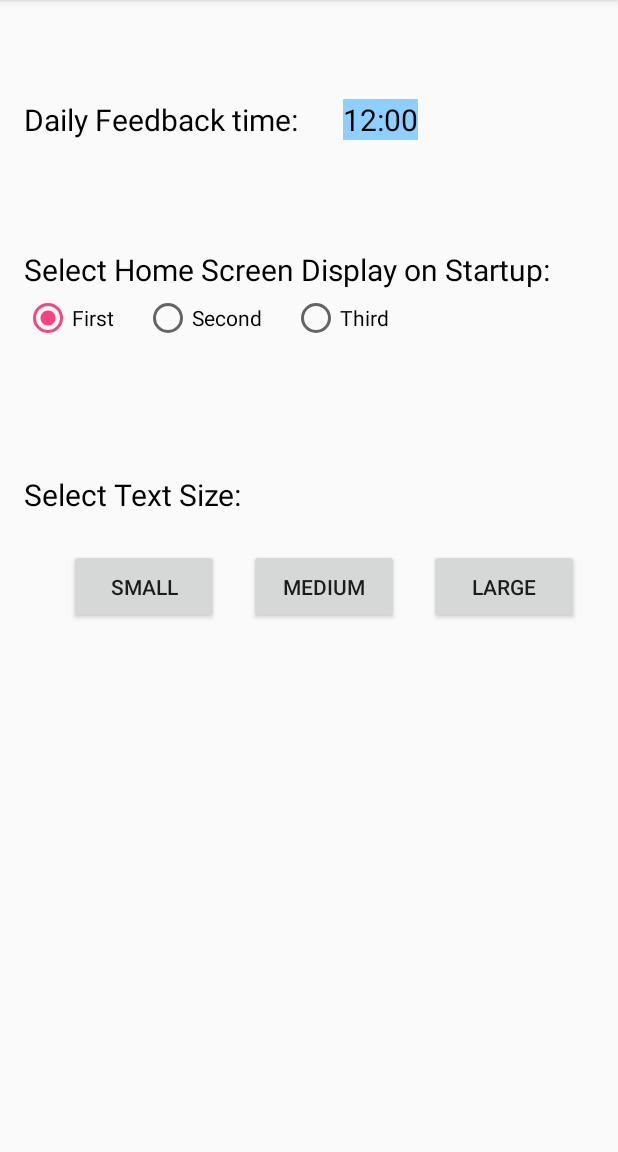
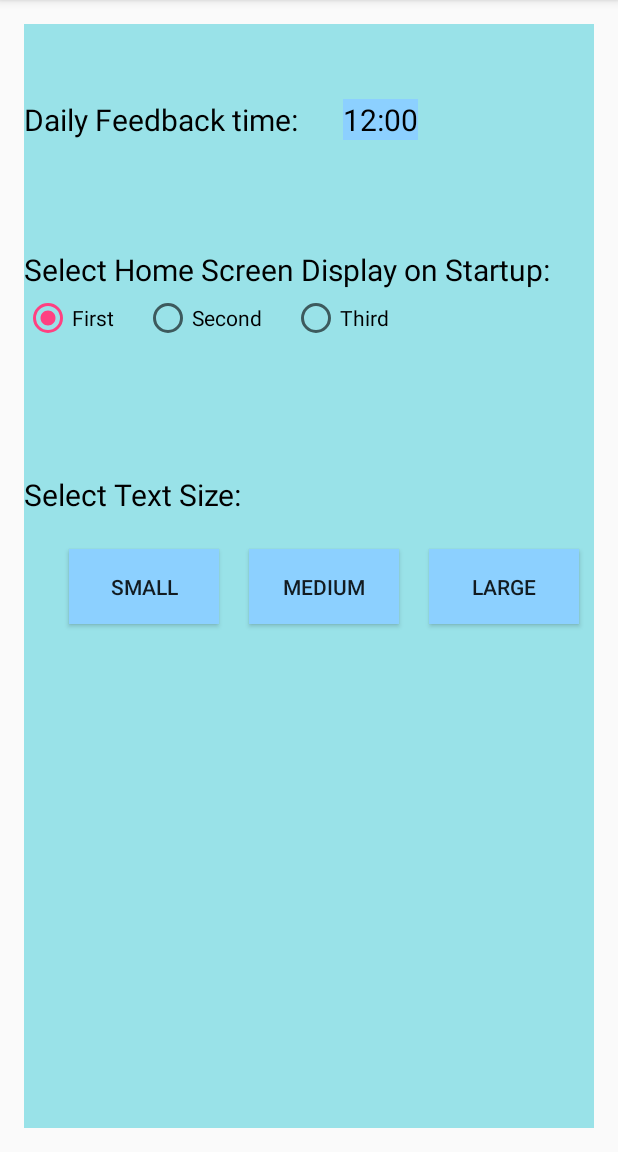
Before and after one commit to garryd635/CrushingItApp, an Android app: the screen it shows after launch (MainActivity), in the options menu, after a tap on "Settings", on a phone screen of 412 x 824 dp, the part 84-1236 px from its top. Run offline under Robolectric (Android 15) with nearby library versions, the phone set to English and light mode, and no system bars.

Commit message:
Settings layout complete, added color for "Delete" button in edit screen

```diff
--- a/app/src/main/res/layout/settings.xml
+++ b/app/src/main/res/layout/settings.xml
@@ -1,6 +1,7 @@
 <?xml version="1.0" encoding="utf-8"?>
 <RelativeLayout xmlns:android="http://schemas.android.com/apk/res/android"
-    android:layout_width="match_parent" android:layout_height="match_parent">
+    android:layout_width="match_parent" android:layout_height="match_parent"
+    android:background="@color/colorLightBlue">
 
     <TextView
         android:text="Daily Feedback time:"
@@ -83,6 +84,7 @@
         android:layout_width="100dp"
         android:layout_height="50dp"
         android:id="@+id/buttonSmall"
+        android:background="@color/colorBlue"
         android:layout_marginLeft="30dp"
         android:layout_marginTop="350dp"/>
 
@@ -91,6 +93,7 @@
         android:layout_width="100dp"
         android:layout_height="50dp"
         android:id="@+id/buttonMedium"
+        android:background="@color/colorBlue"
         android:layout_marginLeft="150dp"
         android:layout_marginTop="350dp"/>
 
@@ -99,6 +102,7 @@
         android:layout_width="100dp"
         android:layout_height="50dp"
         android:id="@+id/buttonLarge"
+        android:background="@color/colorBlue"
         android:layout_marginLeft="270dp"
         android:layout_marginTop="350dp"/>
 </RelativeLayout>
--- a/app/src/main/res/layout/task_edit.xml
+++ b/app/src/main/res/layout/task_edit.xml
@@ -307,6 +307,7 @@
         android:layout_width="wrap_content"
         android:layout_height="wrap_content"
         android:layout_alignTop="@+id/cancelButton"
+        android:background="@color/colorBlue"
         android:layout_centerHorizontal="true"
         android:id="@+id/deleteTaskB" />
 
```
